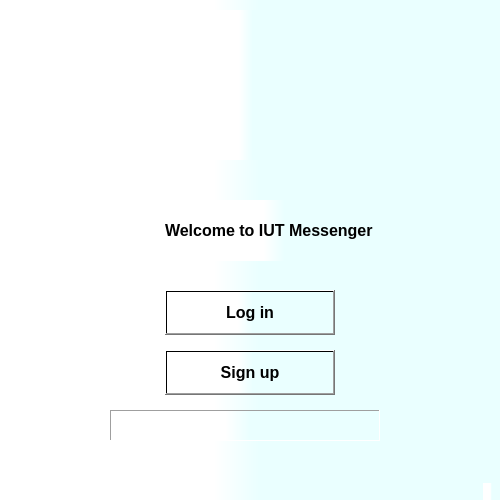
First picture: the form in Project_AA/messenger.ui, repository AmirHasanTaban/IUT-Messanger, before the edit.
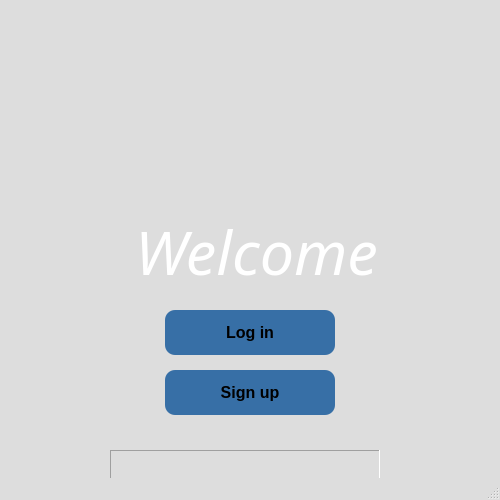
Second picture: the form after the edit. Icons and pictures are not drawn.

Patch:
```diff
--- a/Project_AA/messenger.ui
+++ b/Project_AA/messenger.ui
@@ -14,14 +14,24 @@
    <string>Messenger</string>
   </property>
   <property name="styleSheet">
-   <string notr="true">background-color: qlineargradient(spread:repeat, x1:0, y1:1, x2:1, y2:1, stop:0.426136 rgba(255, 255, 255, 255), stop:0.517045 rgba(234, 255, 255, 255));</string>
+   <string notr="true">QMainWindow#Messenger {
+    background-image: url(:/source/cloud.png);
+    background-repeat: no-repeat;
+    background-position: center;
+    background-color: #dddddd;
+}
+
+QMainWindow#Messenger QPushButton {
+    background-color: transparent;
+}
+</string>
   </property>
   <widget class="QWidget" name="centralwidget">
    <widget class="QLabel" name="label_message">
     <property name="geometry">
      <rect>
       <x>110</x>
-      <y>410</y>
+      <y>450</y>
       <width>270</width>
       <height>31</height>
      </rect>
@@ -40,7 +50,7 @@
     <property name="geometry">
      <rect>
       <x>165</x>
-      <y>290</y>
+      <y>310</y>
       <width>170</width>
       <height>45</height>
      </rect>
@@ -51,6 +61,23 @@
       <bold>true</bold>
      </font>
     </property>
+    <property name="styleSheet">
+     <string notr="true">QPushButton {
+    border-radius: 10px;
+    padding: 10px;
+    background-color: #376fa6;
+	color: &quot;white&quot;;
+}
+
+QPushButton:hover {
+    background-color: #007600;
+}
+
+QPushButton:pressed {
+    background-color: #888888;
+}
+</string>
+    </property>
     <property name="text">
      <string>Log in</string>
     </property>
@@ -59,7 +86,7 @@
     <property name="geometry">
      <rect>
       <x>165</x>
-      <y>350</y>
+      <y>370</y>
       <width>170</width>
       <height>45</height>
      </rect>
@@ -70,6 +97,23 @@
       <bold>true</bold>
      </font>
     </property>
+    <property name="styleSheet">
+     <string notr="true">QPushButton {
+    border-radius: 10px;
+    padding: 10px;
+    background-color: #376fa6;
+	color: &quot;white&quot;;
+}
+
+QPushButton:hover {
+    background-color: #007600;
+}
+
+QPushButton:pressed {
+    background-color: #888888;
+}
+</string>
+    </property>
     <property name="text">
      <string>Sign up</string>
     </property>
@@ -83,6 +127,9 @@
       <height>150</height>
      </rect>
     </property>
+    <property name="styleSheet">
+     <string notr="true">QLabel { border-radius: 100px; border: none; }</string>
+    </property>
     <property name="text">
      <string/>
     </property>
@@ -96,26 +143,26 @@
    <widget class="QLabel" name="label_2">
     <property name="geometry">
      <rect>
-      <x>165</x>
+      <x>135</x>
       <y>200</y>
-      <width>231</width>
-      <height>61</height>
+      <width>301</width>
+      <height>101</height>
      </rect>
     </property>
     <property name="font">
      <font>
-      <family>Segoe UI</family>
-      <pointsize>12</pointsize>
-      <italic>false</italic>
-      <bold>true</bold>
+      <family>Harlow Solid Italic</family>
+      <pointsize>46</pointsize>
+      <italic>true</italic>
+      <bold>false</bold>
      </font>
     </property>
     <property name="styleSheet">
-     <string notr="true">font: 700 12pt &quot;Segoe UI&quot;;
-background-color: qlineargradient(spread:repeat, x1:0, y1:1, x2:1, y2:1, stop:0.426136 rgba(255, 255, 255, 255), stop:0.517045 rgba(234, 255, 255, 255));</string>
+     <string notr="true">font: italic 46pt &quot;Harlow Solid Italic&quot;;
+color: rgb(255, 255, 255);</string>
     </property>
     <property name="text">
-     <string>Welcome to IUT Messenger</string>
+     <string>Welcome</string>
     </property>
    </widget>
   </widget>
```
Left out of the diff: 12 changed lines with no effect on the pictures.
